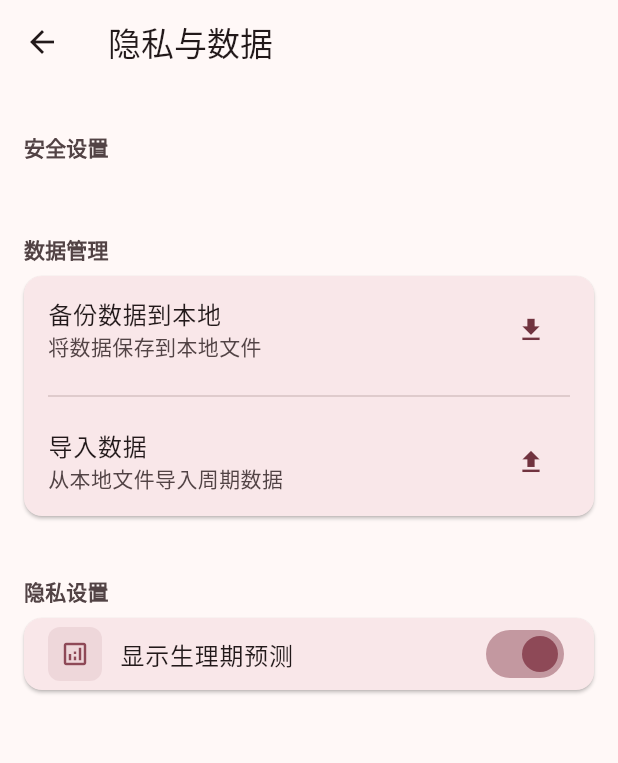
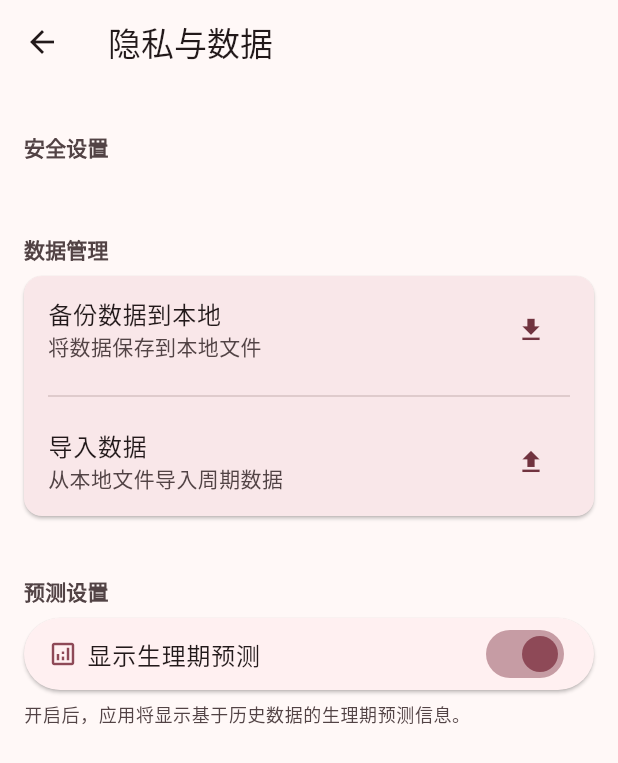
Before and after one commit to zack-zhc/period-record, a Flutter app: the PrivacyDataPage screen opened directly, on a phone screen of 412 x 824 dp. Shown: the top 763 px of the screen. Run offline on Flutter 3.47's test engine with Material 3 defaults, Android fonts, the phone set to English and light mode, and no system bars; our stand-ins replace file_picker, local_auth, package_info_plus, shared_preferences, sqflite, table_calendar; missing offline and left inert: encrypt, local_auth_android; accounts and stored records are empty.

Commit message:
优化PredictionSwitchTile组件，简化图标显示逻辑；在PrivacyDataPage中重构设置项，新增子标题和单一设置方法，提升代码可读性和用户体验

```diff
--- a/lib/components/prediction_switch_tile.dart
+++ b/lib/components/prediction_switch_tile.dart
@@ -24,21 +24,12 @@ class PredictionSwitchTile extends StatelessWidget {
                 padding: const EdgeInsets.symmetric(horizontal: 16),
                 child: Row(
                   children: [
-                    Container(
-                      margin: const EdgeInsets.only(right: 12),
-                      padding: const EdgeInsets.all(8),
-                      decoration: BoxDecoration(
-                        color: Theme.of(
-                          context,
-                        ).colorScheme.primary.withValues(alpha: 0.1),
-                        borderRadius: BorderRadius.circular(8),
-                      ),
-                      child: Icon(
-                        Icons.analytics_outlined,
-                        size: 20,
-                        color: Theme.of(context).colorScheme.primary,
-                      ),
+                    Icon(
+                      Icons.analytics_outlined,
+                      size: 20,
+                      color: Theme.of(context).colorScheme.primary,
                     ),
+                    const SizedBox(width: 6),
                     Expanded(
                       child: Text(
                         '显示生理期预测',
--- a/lib/pages/privacy_data_page.dart
+++ b/lib/pages/privacy_data_page.dart
@@ -3,6 +3,7 @@ import 'package:period_record/components/biometric_lock_tile.dart';
 import 'package:period_record/components/data_backup_tile.dart';
 import 'package:period_record/components/data_import_tile.dart';
 import 'package:period_record/components/prediction_switch_tile.dart';
+import 'package:period_record/theme/app_colors.dart';
 
 class PrivacyDataPage extends StatefulWidget {
   const PrivacyDataPage({super.key});
@@ -54,13 +55,11 @@ class _PrivacyDataPageState extends State<PrivacyDataPage> {
             const SizedBox(height: 24),
 
             // 隐私设置组
-            _buildSettingsGroup(
+            _buildSingleSetting(
               context,
-              title: '隐私设置',
-              children: [
-                // 预测设置
-                const PredictionSwitchTile(),
-              ],
+              subtitle: '开启后，应用将显示基于历史数据的生理期预测信息。',
+              title: '预测设置',
+              child: const PredictionSwitchTile(),
             ),
           ],
         ),
@@ -103,4 +102,59 @@ class _PrivacyDataPageState extends State<PrivacyDataPage> {
       ],
     );
   }
+
+  Widget _buildSingleSetting(
+    BuildContext context, {
+    String? subtitle,
+    required String title,
+    required Widget child,
+  }) {
+    return Column(
+      crossAxisAlignment: CrossAxisAlignment.start,
+      children: [
+        // 分组标题 - 符合Material 3规范
+        Padding(
+          padding: const EdgeInsets.only(
+            left: 16.0,
+            top: 16.0,
+            bottom: 8,
+            // right: 16,
+          ),
+          child: Text(
+            title,
+            style: Theme.of(context).textTheme.labelLarge?.copyWith(
+              color: Theme.of(context).colorScheme.onSurfaceVariant,
+              fontWeight: FontWeight.w600,
+            ),
+          ),
+        ),
+
+        // 分组内容卡片 - Material 3风格的卡片
+        Card(
+          elevation: 1,
+          shadowColor: Theme.of(context).colorScheme.shadow,
+          surfaceTintColor: AppColors.of(context).surfaceContainer,
+          margin: const EdgeInsets.symmetric(horizontal: 16.0),
+          shape: RoundedRectangleBorder(
+            borderRadius: BorderRadius.circular(32),
+          ),
+          child: Column(children: [child]),
+        ),
+
+        if (subtitle != null)
+          Padding(
+            padding: const EdgeInsets.symmetric(
+              horizontal: 16.0,
+              vertical: 8.0,
+            ),
+            child: Text(
+              subtitle,
+              style: Theme.of(context).textTheme.bodySmall?.copyWith(
+                color: Theme.of(context).colorScheme.onSurfaceVariant,
+              ),
+            ),
+          ),
+      ],
+    );
+  }
 }
```
